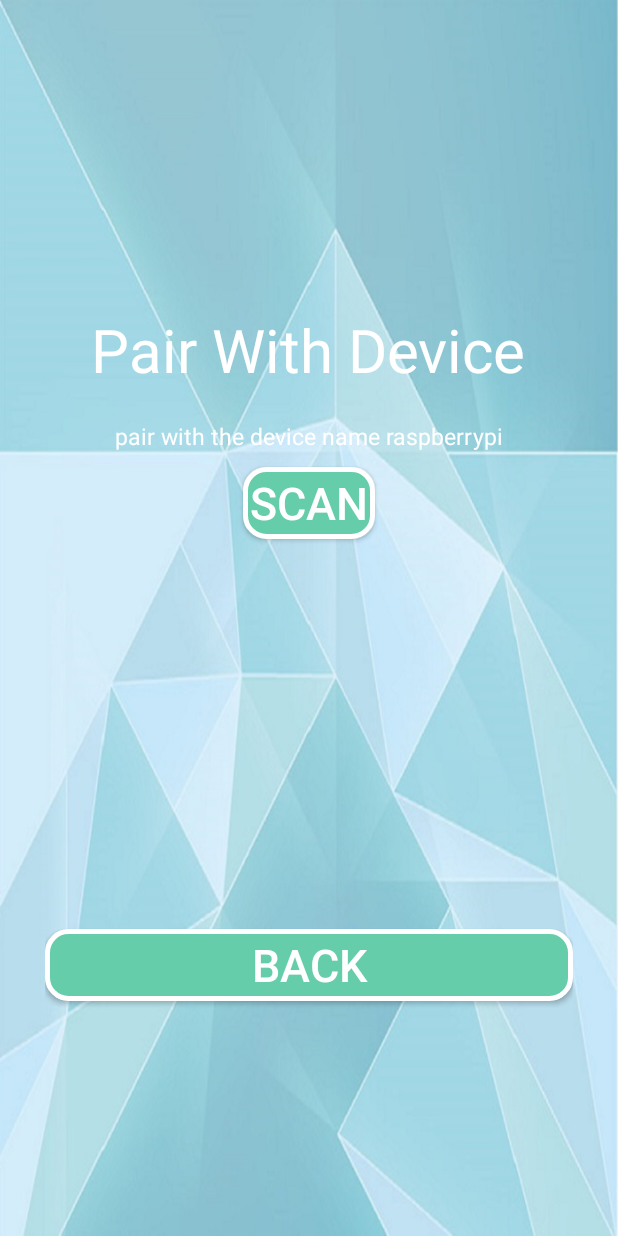
After one commit to 23270983Ke912/CITS5506_Group_Project, an Android app: the BluetoothPairActivity screen opened directly, with no data from a screen before it, on a phone screen of 412 x 824 dp. The commit adds this screen. Run offline under Robolectric (Android 15) with nearby library versions, the light colour scheme and no system bars; network calls fail.

Commit message:
Update activity view and update api request

```diff
--- a/Blindstick/app/src/main/AndroidManifest.xml
+++ b/Blindstick/app/src/main/AndroidManifest.xml
@@ -49,6 +49,7 @@
                 <category android:name="android.intent.category.LAUNCHER" />
             </intent-filter>
         </activity>
+        <activity android:name=".BluetoothPairActivity"></activity>
     </application>
 
 </manifest>
--- a/Blindstick/app/src/main/java/com/example/ccumis405530055/blindstick/ServerInfo.java
+++ b/Blindstick/app/src/main/java/com/example/ccumis405530055/blindstick/ServerInfo.java
@@ -3,4 +3,5 @@ package com.example.ccumis405530055.blindstick;
 public class ServerInfo
 {
     public static final String serverurl="http://10.0.2.2:8000";
+    //public static final String serverurl="http://172.20.10.2:8000/";
 }
--- /dev/null
+++ b/Blindstick/app/src/main/res/layout/activity_bluetoothpair.xml
@@ -0,0 +1,73 @@
+<?xml version="1.0" encoding="utf-8"?>
+<RelativeLayout xmlns:android="http://schemas.android.com/apk/res/android"
+    android:layout_width="match_parent"
+    android:layout_height="match_parent"
+    android:background="@drawable/bg"
+    android:visibility="visible">
+
+    <LinearLayout
+        android:layout_width="match_parent"
+        android:layout_height="match_parent"
+        android:layout_marginLeft="30dp"
+        android:layout_marginTop="10dp"
+        android:layout_marginRight="30dp"
+        android:gravity="center"
+        android:orientation="horizontal">
+
+        <LinearLayout
+            android:layout_width="match_parent"
+            android:layout_height="match_parent"
+            android:gravity="center"
+            android:orientation="vertical">
+
+            <TextView
+                android:id="@+id/textView"
+                android:layout_width="wrap_content"
+                android:layout_height="wrap_content"
+                android:layout_marginTop="40dp"
+                android:text="Pair With Device"
+                android:textColor="@android:color/white"
+                android:textSize="40dp" />
+
+            <TextView
+                android:id="@+id/textView2"
+                android:layout_width="wrap_content"
+                android:layout_height="wrap_content"
+                android:layout_marginTop="20dp"
+                android:text="pair with the device name raspberrypi"
+                android:textColor="@android:color/white"
+                android:textSize="15dp" />
+
+            <Button
+                android:id="@+id/btnFindUnpairedDevices"
+                android:layout_width="wrap_content"
+                android:layout_height="wrap_content"
+                android:layout_marginLeft="60dp"
+                android:layout_marginTop="10dp"
+                android:layout_marginRight="60dp"
+                android:background="@drawable/buttonshape"
+                android:onClick="btnDiscover"
+                android:text="Scan"
+                android:textColor="#FFFFFF"
+                android:textSize="30sp" />
+
+            <ListView
+                android:id="@+id/lvNewDevices"
+                android:layout_width="match_parent"
+                android:layout_height="250dp"
+                android:layout_below="@+id/btnFindUnpairedDevices" />
+
+            <Button
+                android:id="@+id/back"
+                android:layout_width="match_parent"
+                android:layout_height="wrap_content"
+                android:layout_marginTop="10dp"
+                android:background="@drawable/buttonshape"
+                android:onClick="backindex"
+                android:text="back"
+                android:textColor="#FFFFFF"
+                android:textSize="30sp" />
+
+        </LinearLayout>
+    </LinearLayout>
+</RelativeLayout>
```
Also changed, not shown: Blindstick/app/src/main/java/com/example/ccumis405530055/blindstick/BluetoothPairActivity.java (added, +263 -0 lines), Blindstick/app/src/main/java/com/example/ccumis405530055/blindstick/DeviceListAdapter.java (added, +47 -0 lines), Blindstick/app/src/main/java/com/example/ccumis405530055/blindstick/LoginActivity.java (+31 -15 lines), Blindstick/app/src/main/java/com/example/ccumis405530055/blindstick/MainActivity.java (+35 -12 lines), Blindstick/app/src/main/java/com/example/ccumis405530055/blindstick/RegisterActivity.java (+16 -15 lines), Blindstick/app/src/main/res/layout/activity_login.xml (+12 -0 lines), Blindstick/app/src/main/res/layout/activity_main.xml (+31 -5 lines), Blindstick/app/src/main/res/layout/activity_register.xml (+27 -25 lines), Blindstick/app/src/main/res/layout/device_adapter_view.xml (added, +25 -0 lines).
